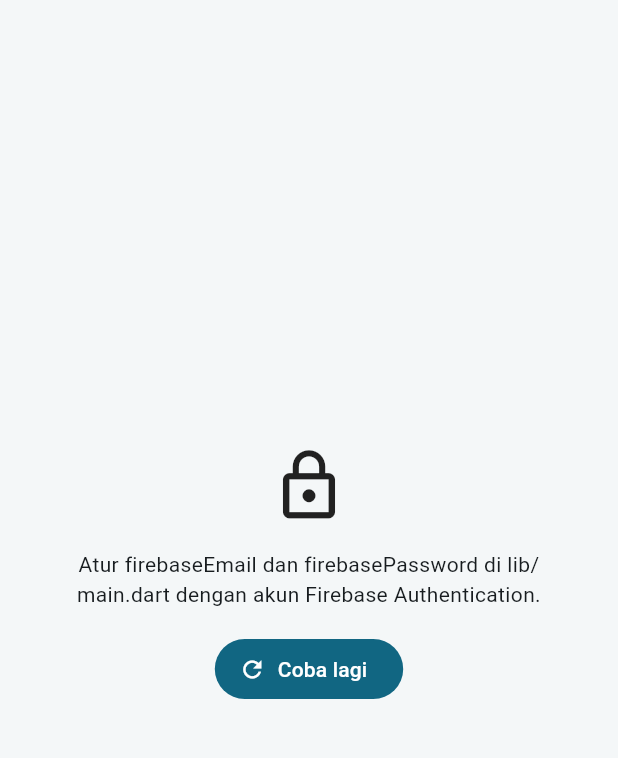
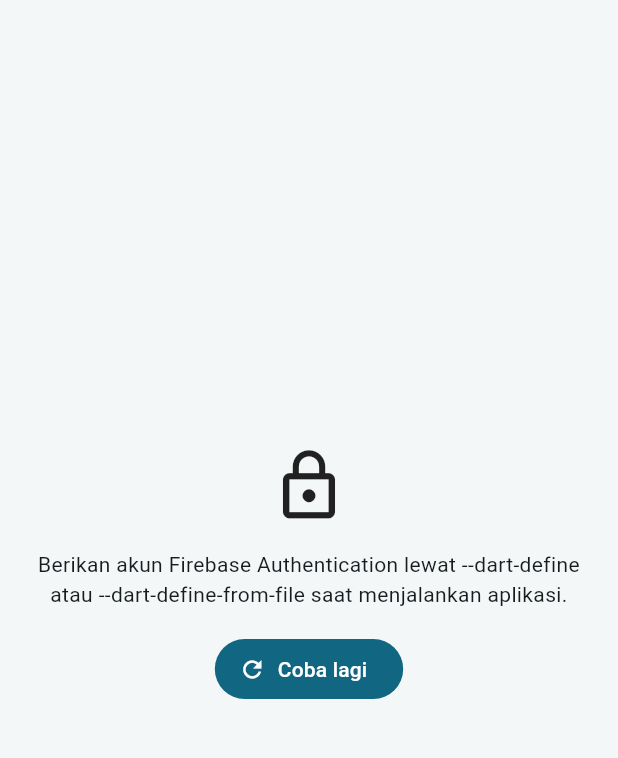
Before and after one commit to hnfptra/esiot, a Flutter app: the screen it shows after launch, after a tap on "Coba lagi", on a phone screen of 412 x 824 dp, the part 84-842 px from its top. Run offline on Flutter 3.47's test engine with Material 3 defaults, Android fonts, the phone set to English and light mode, and no system bars; our stand-ins replace firebase_auth, firebase_core, firebase_database; accounts and stored records are empty.

Commit message:
Load Firebase login from local build defines

```diff
--- a/esiot2026_firebase/lib/main.dart
+++ b/esiot2026_firebase/lib/main.dart
@@ -5,9 +5,9 @@
 
 import 'firebase_options.dart';
 
-// Set kedua nilai ini ke akun yang sudah dibuat pada Firebase Authentication.
-const String firebaseEmail = 'GANTI_DENGAN_EMAIL';
-const String firebasePassword = 'GANTI_DENGAN_PASSWORD';
+// Berikan kredensial lewat --dart-define saat menjalankan atau membangun aplikasi.
+const String firebaseEmail = String.fromEnvironment('FIREBASE_EMAIL');
+const String firebasePassword = String.fromEnvironment('FIREBASE_PASSWORD');
 
 Future<void> main() async {
   WidgetsFlutterBinding.ensureInitialized();
@@ -50,11 +50,9 @@
   }
 
   Future<void> _authenticate() async {
-    if (firebaseEmail == 'GANTI_DENGAN_EMAIL' ||
-        firebasePassword == 'GANTI_DENGAN_PASSWORD') {
-      setState(
-        () => _authError = 'Atur firebaseEmail dan firebasePassword di lib/main.dart dengan akun Firebase Authentication.',
-      );
+    if (firebaseEmail.isEmpty || firebasePassword.isEmpty) {
+      setState(() => _authError =
+          'Berikan akun Firebase Authentication lewat --dart-define atau --dart-define-from-file saat menjalankan aplikasi.');
       return;
     }
     try {
--- /dev/null
+++ b/firebase_secrets.example.json
@@ -0,0 +1,4 @@
+{
+  "FIREBASE_EMAIL": "GANTI_DENGAN_EMAIL",
+  "FIREBASE_PASSWORD": "GANTI_DENGAN_PASSWORD"
+}
```
Also changed, not shown: 3 other files.
